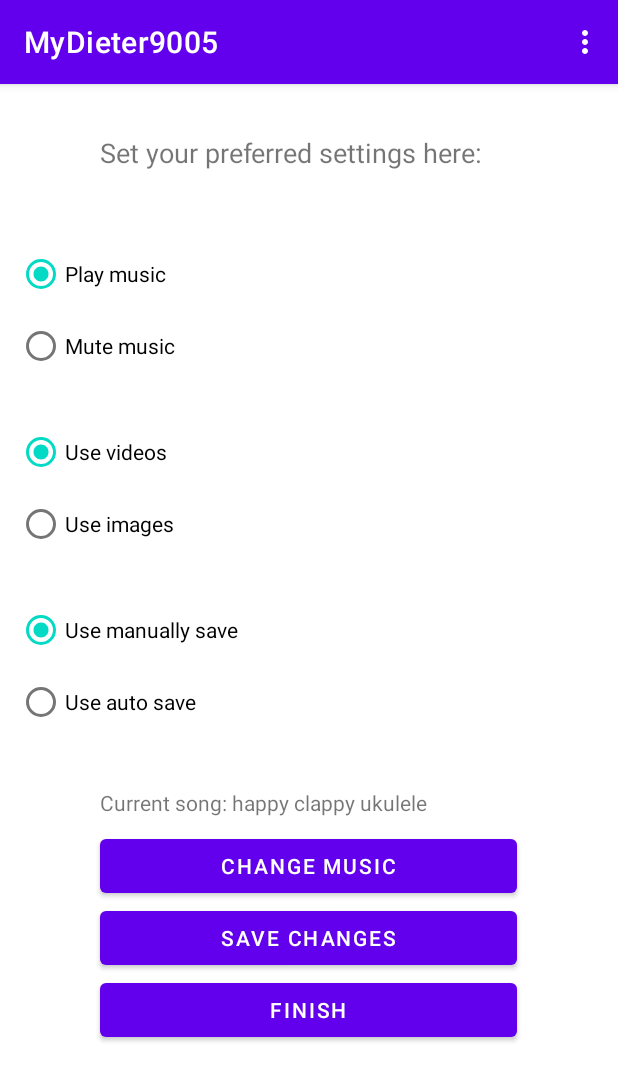
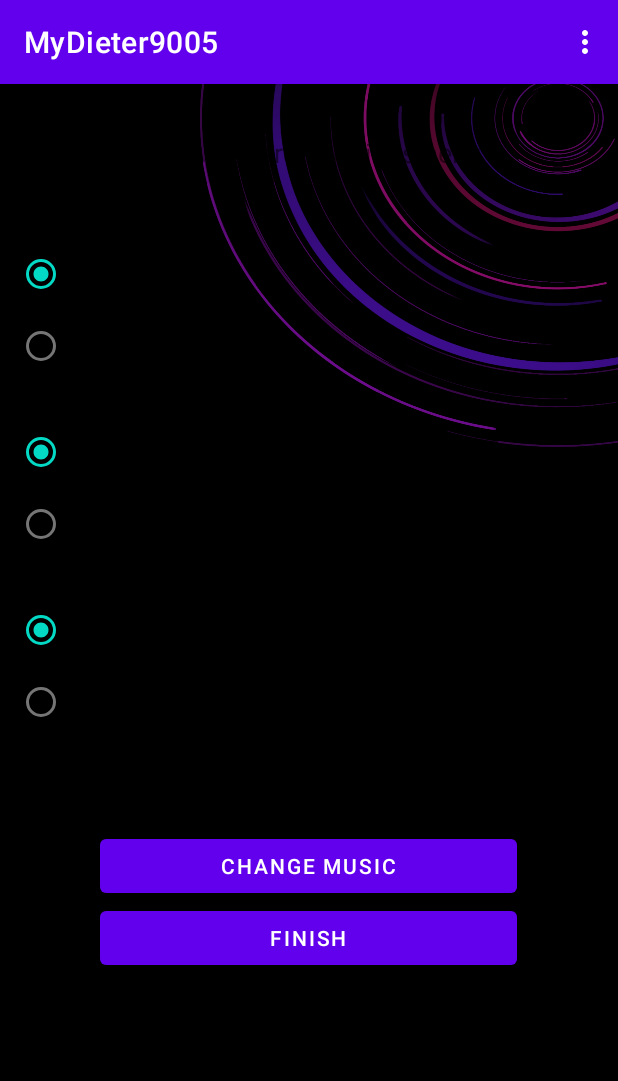
Before and after one commit to oryozana/MyDieter9005, an Android app: the settingsSetter screen opened directly, with no data from a screen before it, on a phone screen of 412 x 824 dp. Shown: the top 1081 px of the screen. Run offline under Robolectric (Android 15) with nearby library versions, the phone set to English and light mode, and no system bars; 3 statements that could not run were skipped.

Commit message:
Small changes...

```diff
--- a/app/src/main/java/com/example/mydieter9005/settingsSetter.java
+++ b/app/src/main/java/com/example/mydieter9005/settingsSetter.java
@@ -30,7 +30,7 @@ import java.io.OutputStreamWriter;
 public class settingsSetter extends AppCompatActivity {
 
     RadioGroup rgPlayMusic, rgUseVideos, rgUseManuallySave;
-    Button btReturnToRecentActivity, btSaveSettingsChanges;
+    Button btReturnToRecentActivity;
     boolean playMusic, useVideos, useManuallySave;
     boolean wantToSave = false, chooseIfWantToSave = false, needSave = true;
     boolean playMusicAtStart, useVideosAtStart, useManuallySaveAtStart;
@@ -57,7 +57,6 @@ public class settingsSetter extends AppCompatActivity {
             activeSong = (Song) me.getSerializableExtra("activeSong");
 
         btReturnToRecentActivity = (Button) findViewById(R.id.btReturnToRecentActivity);
-        btSaveSettingsChanges = (Button) findViewById(R.id.btSaveSettingsChanges);
 
         rgPlayMusic = (RadioGroup) findViewById(R.id.rgPlayMusic);
         rgUseVideos = (RadioGroup) findViewById(R.id.rgUseVideos);
@@ -65,10 +64,15 @@ public class settingsSetter extends AppCompatActivity {
 
         tvCurrentSongName = (TextView) findViewById(R.id.tvCurrentSongName);
 
+        if(me.getBooleanExtra("goToChangeMusic", false)) {
+            saveSettings();
+            me.putExtra("goToChangeMusic", false); // Reset it.
+        }
+
         implementSettingsData();
     }
 
-    public void saveSettings(View v){
+    public void saveSettings(){
         getRadioGroupsOptionsSelected();
 
         try {
@@ -150,6 +154,7 @@ public class settingsSetter extends AppCompatActivity {
 
     public void goToMusicMaster(View v){
         me.setClass(settingsSetter.this, musicMaster.class);
+        me.putExtra("goToChangeMusic", true);
         startActivity(me);
     }
 
@@ -165,9 +170,9 @@ public class settingsSetter extends AppCompatActivity {
             }
         }
         else{
-            if(wantToSave){
-                saveSettings(null);
-            }
+            if(wantToSave)
+                saveSettings();
+
             String cameToSettingsFrom = me.getStringExtra("cameToSettingsFrom");
             if(cameToSettingsFrom.equals("MainActivity"))
                 me.setClass(settingsSetter.this, MainActivity.class);
--- a/app/src/main/res/drawable/ic_volume_down_icon.xml
+++ /dev/null
@@ -1,5 +0,0 @@
-<vector android:height="24dp" android:tint="#0303EE"
-    android:viewportHeight="24" android:viewportWidth="24"
-    android:width="24dp" xmlns:android="http://schemas.android.com/apk/res/android">
-    <path android:fillColor="@android:color/white" android:pathData="M18.5,12c0,-1.77 -1.02,-3.29 -2.5,-4.03v8.05c1.48,-0.73 2.5,-2.25 2.5,-4.02zM5,9v6h4l5,5V4L9,9H5z"/>
-</vector>
--- a/app/src/main/res/drawable/ic_volume_up_icon.xml
+++ /dev/null
@@ -1,5 +0,0 @@
-<vector android:height="24dp" android:tint="#0303EE"
-    android:viewportHeight="24" android:viewportWidth="24"
-    android:width="24dp" xmlns:android="http://schemas.android.com/apk/res/android">
-    <path android:fillColor="@android:color/white" android:pathData="M3,9v6h4l5,5L12,4L7,9L3,9zM16.5,12c0,-1.77 -1.02,-3.29 -2.5,-4.03v8.05c1.48,-0.73 2.5,-2.25 2.5,-4.02zM14,3.23v2.06c2.89,0.86 5,3.54 5,6.71s-2.11,5.85 -5,6.71v2.06c4.01,-0.91 7,-4.49 7,-8.77s-2.99,-7.86 -7,-8.77z"/>
-</vector>
--- a/app/src/main/res/layout/activity_settings_setter.xml
+++ b/app/src/main/res/layout/activity_settings_setter.xml
@@ -6,6 +6,7 @@
     android:layout_height="match_parent"
     android:orientation="vertical"
     android:gravity="center|top"
+    android:background="@drawable/settings_background"
     tools:context=".settingsSetter">
 
     <TextView
@@ -92,13 +93,6 @@
         android:text="Change music" />
 
     <Button
-        android:id="@+id/btSaveSettingsChanges"
-        android:layout_width="125pt"
-        android:layout_height="wrap_content"
-        android:onClick="saveSettings"
-        android:text="Save changes" />
-
-    <Button
         android:id="@+id/btReturnToRecentActivity"
         android:layout_width="125pt"
         android:layout_height="wrap_content"
```
Also changed, not shown: app/src/main/java/com/example/mydieter9005/musicMaster.java (+3 -8 lines), app/src/main/res/drawable/music_master_background.jpg (added), app/src/main/res/drawable/settings_background.jpg (deleted), app/src/main/res/drawable/settings_background.png (added), 1 other file.
